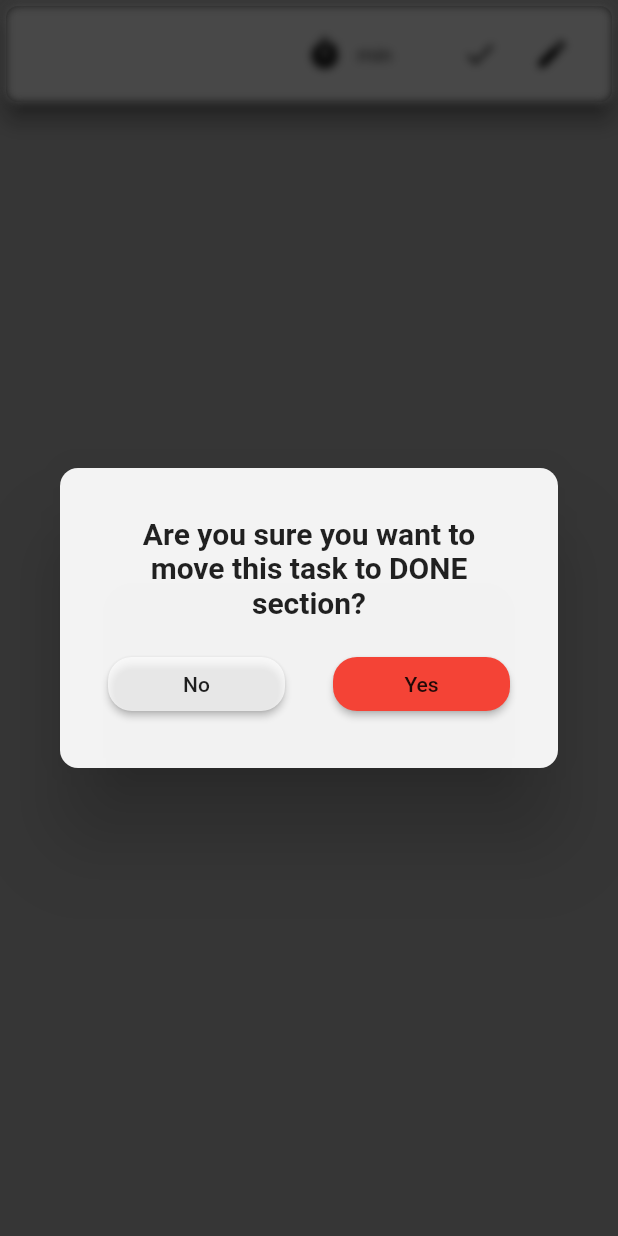
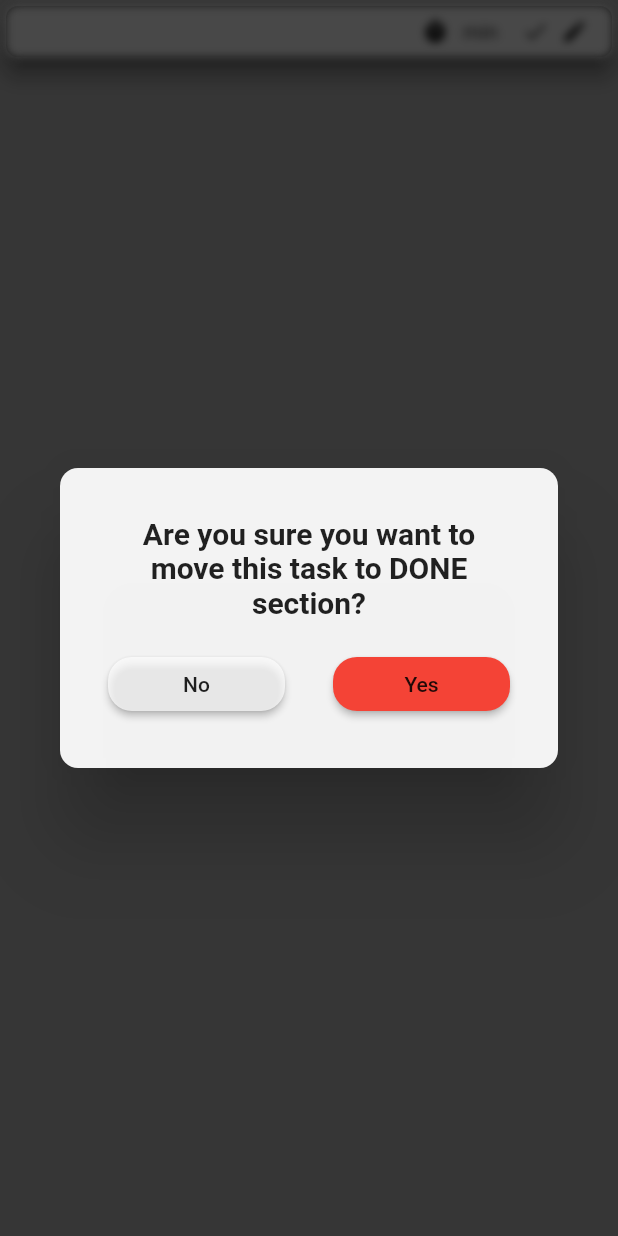
Before and after one commit to krzychudz/Easy-tasks, a Flutter app: the TodoItem widget shown alone on an empty page, opened directly with empty values, after a tap on the "done" icon, on a phone screen of 412 x 824 dp. Run offline on Flutter 3.47's test engine with Material 2 defaults, Android fonts, the phone set to English and light mode, and no system bars; our stand-ins replace sqflite; accounts and stored records are empty.

Commit message:
Fix problem with wrapping tasks content

```diff
--- a/lib/widgets/todo_item.dart
+++ b/lib/widgets/todo_item.dart
@@ -113,22 +113,27 @@ class TodoItem extends StatelessWidget {
           child: Row(
             mainAxisAlignment: MainAxisAlignment.spaceBetween,
             children: <Widget>[
-              Container(
-                width: 150,
+              Expanded(
+                child: Container(
                   child: Text(
                     todoTitle,
                     style: TextStyle(
                       color: Theme.of(context).accentColor,
                       fontWeight: FontWeight.w600,
-                    fontSize: 16,
+                      fontSize: 14,
                     ),
                   ),
+                ),
+              ),
+              SizedBox(
+                width: 10,
               ),
               Row(
                 mainAxisAlignment: MainAxisAlignment.end,
                 children: [
                   Icon(
                     Icons.timer,
+                    size: 18,
                   ),
                   SizedBox(
                     width: 6,
@@ -136,19 +141,30 @@ class TodoItem extends StatelessWidget {
                   Text('$workingTime min'),
                 ],
               ),
+              SizedBox(
+                width: 16,
+              ),
               Row(
+                mainAxisAlignment: MainAxisAlignment.center,
                 children: <Widget>[
-                  IconButton(
-                    icon: Icon(
+                  InkWell(
+                    child: Icon(
                       !isDone ? Icons.done : Icons.close,
+                      color: Theme.of(context).accentColor,
+                      size: 18,
                     ),
+                    onTap: () => showConfirmationDialog(context),
+                  ),
+                  SizedBox(
+                    width: 8,
+                  ),
+                  InkWell(
+                    child: Icon(
+                      Icons.edit,
                       color: Theme.of(context).accentColor,
-                    onPressed: () => showConfirmationDialog(context),
+                      size: 18,
                     ),
-                  IconButton(
-                    icon: Icon(Icons.edit),
-                    color: Theme.of(context).accentColor,
-                    onPressed: () => showEditBottomSheet(context),
+                    onTap: () => showEditBottomSheet(context),
                   )
                 ],
               ),
```
Lines whose indentation alone changed are shown as unchanged.
